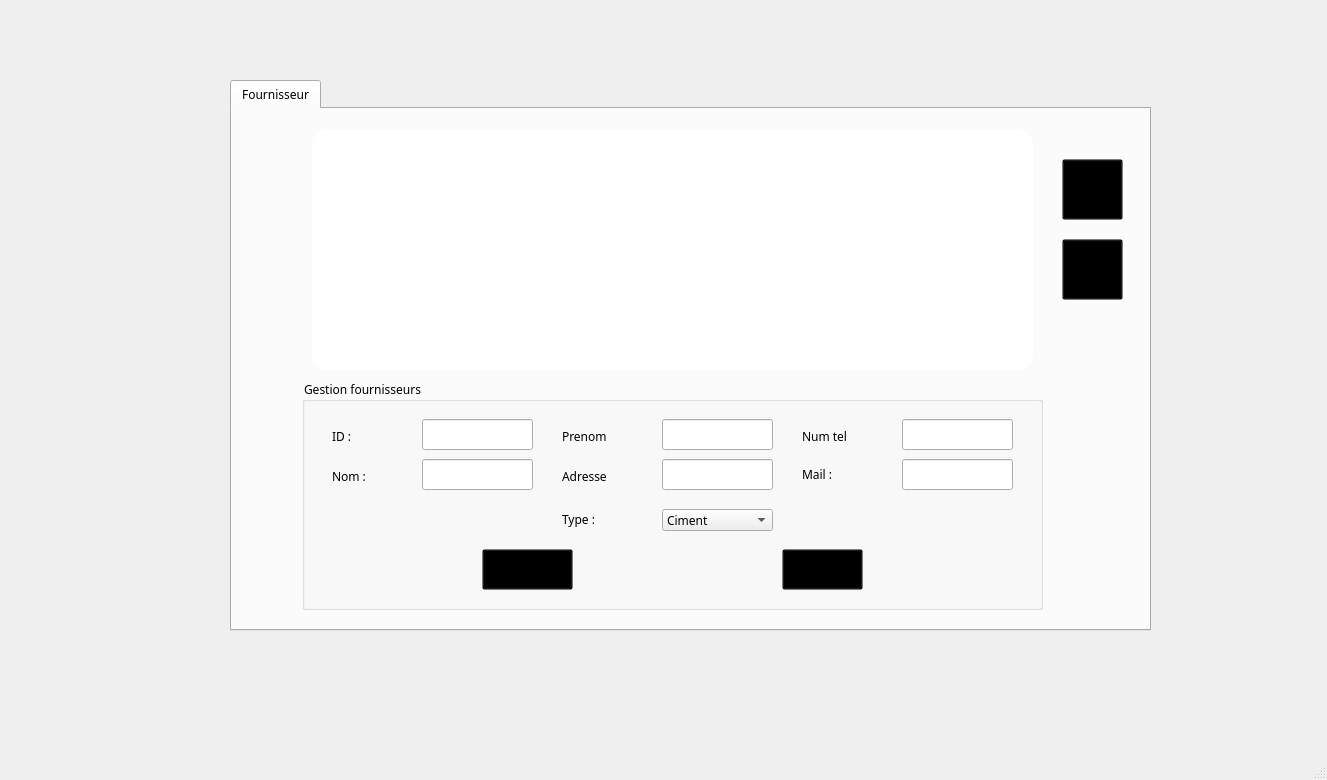
Above: mainwindow.ui from mahmouddaoud972/Smart-Contracting-and-Construction-Company_2A7 before the change. Below: the same form after it.
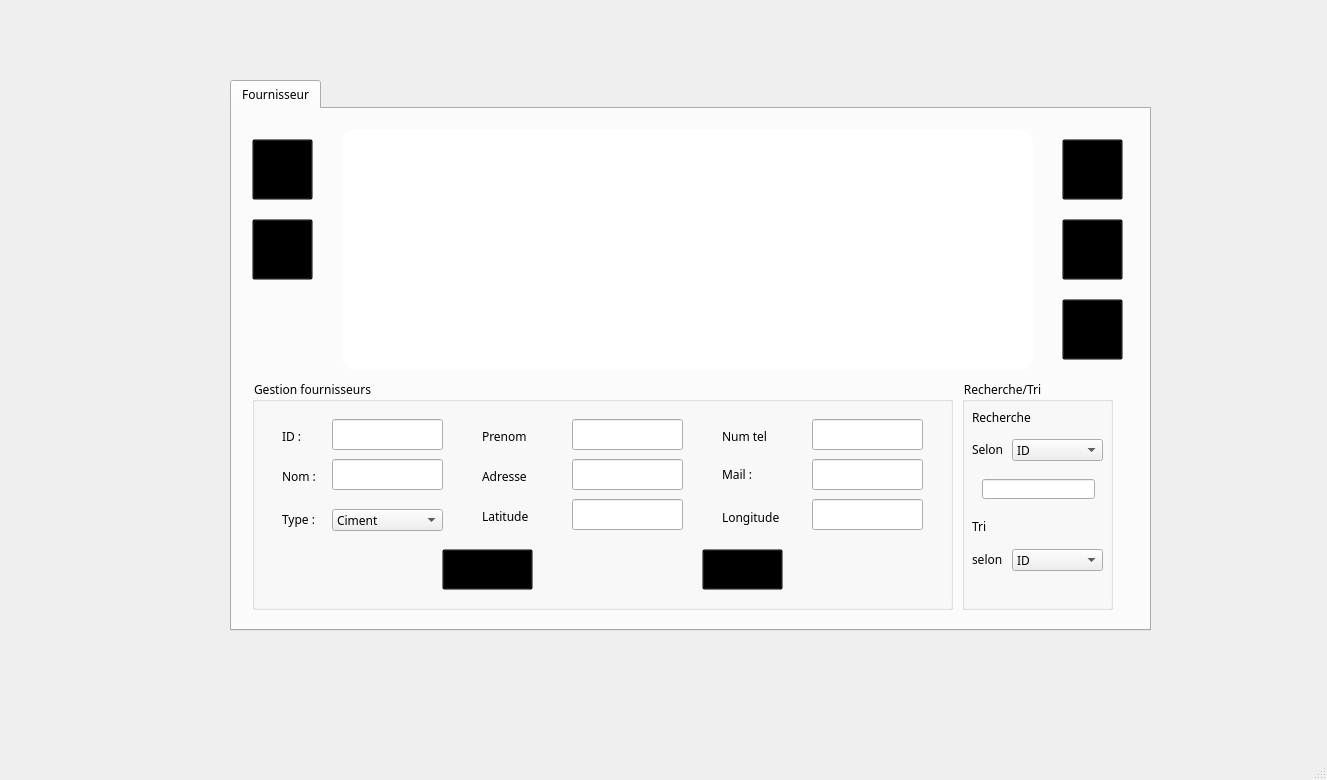
That is the form after the change. Icons and pictures are not drawn.

Commit message: CRUD+MAP+MAIL

The edit to the form file:
```diff
--- a/mainwindow.ui
+++ b/mainwindow.ui
@@ -57,9 +57,9 @@
      <widget class="QTableView" name="tv_afficher">
       <property name="geometry">
        <rect>
-        <x>80</x>
+        <x>110</x>
         <y>20</y>
-        <width>721</width>
+        <width>691</width>
         <height>241</height>
        </rect>
       </property>
@@ -71,7 +71,7 @@
       <property name="geometry">
        <rect>
         <x>830</x>
-        <y>50</y>
+        <y>30</y>
         <width>61</width>
         <height>61</height>
        </rect>
@@ -101,7 +101,7 @@
       <property name="geometry">
        <rect>
         <x>830</x>
-        <y>130</y>
+        <y>110</y>
         <width>61</width>
         <height>61</height>
        </rect>
@@ -140,9 +140,9 @@
      <widget class="QGroupBox" name="groupBox">
       <property name="geometry">
        <rect>
-        <x>70</x>
+        <x>20</x>
         <y>270</y>
-        <width>741</width>
+        <width>701</width>
         <height>231</height>
        </rect>
       </property>
@@ -178,7 +178,7 @@
       <widget class="QLabel" name="label_3">
        <property name="geometry">
         <rect>
-         <x>260</x>
+         <x>230</x>
          <y>50</y>
          <width>47</width>
          <height>14</height>
@@ -191,7 +191,7 @@
       <widget class="QLabel" name="label_4">
        <property name="geometry">
         <rect>
-         <x>500</x>
+         <x>470</x>
          <y>50</y>
          <width>47</width>
          <height>14</height>
@@ -204,7 +204,7 @@
       <widget class="QLabel" name="label_5">
        <property name="geometry">
         <rect>
-         <x>500</x>
+         <x>470</x>
          <y>80</y>
          <width>41</width>
          <height>31</height>
@@ -217,7 +217,7 @@
       <widget class="QLabel" name="label_6">
        <property name="geometry">
         <rect>
-         <x>260</x>
+         <x>230</x>
          <y>90</y>
          <width>47</width>
          <height>14</height>
@@ -230,7 +230,7 @@
       <widget class="QLabel" name="label_7">
        <property name="geometry">
         <rect>
-         <x>260</x>
+         <x>30</x>
          <y>130</y>
          <width>51</width>
          <height>21</height>
@@ -243,7 +243,7 @@
       <widget class="QLineEdit" name="le_idf">
        <property name="geometry">
         <rect>
-         <x>120</x>
+         <x>80</x>
          <y>40</y>
          <width>111</width>
          <height>31</height>
@@ -253,7 +253,7 @@
       <widget class="QLineEdit" name="le_nom">
        <property name="geometry">
         <rect>
-         <x>120</x>
+         <x>80</x>
          <y>80</y>
          <width>111</width>
          <height>31</height>
@@ -263,7 +263,7 @@
       <widget class="QLineEdit" name="le_prenom">
        <property name="geometry">
         <rect>
-         <x>360</x>
+         <x>320</x>
          <y>40</y>
          <width>111</width>
          <height>31</height>
@@ -273,7 +273,7 @@
       <widget class="QLineEdit" name="le_adresse">
        <property name="geometry">
         <rect>
-         <x>360</x>
+         <x>320</x>
          <y>80</y>
          <width>111</width>
          <height>31</height>
@@ -283,7 +283,7 @@
       <widget class="QLineEdit" name="le_numtel">
        <property name="geometry">
         <rect>
-         <x>600</x>
+         <x>560</x>
          <y>40</y>
          <width>111</width>
          <height>31</height>
@@ -293,7 +293,7 @@
       <widget class="QLineEdit" name="le_mail">
        <property name="geometry">
         <rect>
-         <x>600</x>
+         <x>560</x>
          <y>80</y>
          <width>111</width>
          <height>31</height>
@@ -303,7 +303,7 @@
       <widget class="QComboBox" name="cb_type">
        <property name="geometry">
         <rect>
-         <x>360</x>
+         <x>80</x>
          <y>130</y>
          <width>111</width>
          <height>22</height>
@@ -348,7 +348,7 @@
       <widget class="QPushButton" name="pb_ajouter">
        <property name="geometry">
         <rect>
-         <x>180</x>
+         <x>190</x>
          <y>170</y>
          <width>91</width>
          <height>41</height>
@@ -378,7 +378,7 @@
       <widget class="QPushButton" name="pb_modifier">
        <property name="geometry">
         <rect>
-         <x>480</x>
+         <x>450</x>
          <y>170</y>
          <width>81</width>
          <height>41</height>
@@ -406,7 +406,319 @@
         </size>
        </property>
       </widget>
+      <widget class="QLabel" name="label_12">
+       <property name="geometry">
+        <rect>
+         <x>230</x>
+         <y>130</y>
+         <width>47</width>
+         <height>14</height>
+        </rect>
+       </property>
+       <property name="text">
+        <string>Latitude :</string>
+       </property>
+      </widget>
+      <widget class="QLineEdit" name="le_lat">
+       <property name="geometry">
+        <rect>
+         <x>320</x>
+         <y>120</y>
+         <width>111</width>
+         <height>31</height>
+        </rect>
+       </property>
+      </widget>
+      <widget class="QLabel" name="label_13">
+       <property name="geometry">
+        <rect>
+         <x>470</x>
+         <y>130</y>
+         <width>61</width>
+         <height>16</height>
+        </rect>
+       </property>
+       <property name="text">
+        <string>Longitude :</string>
+       </property>
+      </widget>
+      <widget class="QLineEdit" name="le_long">
+       <property name="geometry">
+        <rect>
+         <x>560</x>
+         <y>120</y>
+         <width>111</width>
+         <height>31</height>
+        </rect>
+       </property>
+      </widget>
      </widget>
+     <widget class="QGroupBox" name="groupBox_2">
+      <property name="geometry">
+       <rect>
+        <x>730</x>
+        <y>270</y>
+        <width>151</width>
+        <height>231</height>
+       </rect>
+      </property>
+      <property name="title">
+       <string>Recherche/Tri</string>
+      </property>
+      <widget class="QLabel" name="label_8">
+       <property name="geometry">
+        <rect>
+         <x>10</x>
+         <y>60</y>
+         <width>41</width>
+         <height>20</height>
+        </rect>
+       </property>
+       <property name="text">
+        <string>Selon</string>
+       </property>
+      </widget>
+      <widget class="QComboBox" name="trecherchec">
+       <property name="geometry">
+        <rect>
+         <x>50</x>
+         <y>60</y>
+         <width>91</width>
+         <height>22</height>
+        </rect>
+       </property>
+       <item>
+        <property name="text">
+         <string>ID</string>
+        </property>
+       </item>
+       <item>
+        <property name="text">
+         <string>Adresse</string>
+        </property>
+       </item>
+       <item>
+        <property name="text">
+         <string>Numero tel</string>
+        </property>
+       </item>
+       <item>
+        <property name="text">
+         <string>Mail</string>
+        </property>
+       </item>
+       <item>
+        <property name="text">
+         <string>Type</string>
+        </property>
+       </item>
+       <item>
+        <property name="text">
+         <string>Nom</string>
+        </property>
+       </item>
+       <item>
+        <property name="text">
+         <string>Prenom</string>
+        </property>
+       </item>
+      </widget>
+      <widget class="QLineEdit" name="trecherchelt">
+       <property name="geometry">
+        <rect>
+         <x>20</x>
+         <y>100</y>
+         <width>113</width>
+         <height>20</height>
+        </rect>
+       </property>
+      </widget>
+      <widget class="QComboBox" name="tri">
+       <property name="geometry">
+        <rect>
+         <x>50</x>
+         <y>170</y>
+         <width>91</width>
+         <height>22</height>
+        </rect>
+       </property>
+       <item>
+        <property name="text">
+         <string>ID</string>
+        </property>
+       </item>
+       <item>
+        <property name="text">
+         <string>Adresse</string>
+        </property>
+       </item>
+       <item>
+        <property name="text">
+         <string>Numero tel</string>
+        </property>
+       </item>
+       <item>
+        <property name="text">
+         <string>Mail</string>
+        </property>
+       </item>
+       <item>
+        <property name="text">
+         <string>Type</string>
+        </property>
+       </item>
+       <item>
+        <property name="text">
+         <string>Nom</string>
+        </property>
+       </item>
+       <item>
+        <property name="text">
+         <string>Prenom</string>
+        </property>
+       </item>
+      </widget>
+      <widget class="QLabel" name="label_9">
+       <property name="geometry">
+        <rect>
+         <x>10</x>
+         <y>140</y>
+         <width>47</width>
+         <height>14</height>
+        </rect>
+       </property>
+       <property name="text">
+        <string>Tri</string>
+       </property>
+      </widget>
+      <widget class="QLabel" name="label_10">
+       <property name="geometry">
+        <rect>
+         <x>10</x>
+         <y>170</y>
+         <width>41</width>
+         <height>21</height>
+        </rect>
+       </property>
+       <property name="text">
+        <string>selon</string>
+       </property>
+      </widget>
+      <widget class="QLabel" name="label_11">
+       <property name="geometry">
+        <rect>
+         <x>10</x>
+         <y>30</y>
+         <width>61</width>
+         <height>16</height>
+        </rect>
+       </property>
+       <property name="text">
+        <string>Recherche</string>
+       </property>
+      </widget>
+     </widget>
+     <widget class="QPushButton" name="pb_map">
+      <property name="geometry">
+       <rect>
+        <x>830</x>
+        <y>190</y>
+        <width>61</width>
+        <height>61</height>
+       </rect>
+      </property>
+      <property name="toolTip">
+       <string>Map</string>
+      </property>
+      <property name="styleSheet">
+       <string notr="true">background-color: transparent;
+border-color:transparent;</string>
+      </property>
+      <property name="text">
+       <string/>
+      </property>
+      <property name="icon">
+       <iconset resource="img.qrc">
+        <normaloff>:/new/prefix1/images/map-marker-64.png</normaloff>:/new/prefix1/images/map-marker-64.png</iconset>
+      </property>
+      <property name="iconSize">
+       <size>
+        <width>35</width>
+        <height>35</height>
+       </size>
+      </property>
+     </widget>
+     <widget class="QPushButton" name="pb_mail">
+      <property name="geometry">
+       <rect>
+        <x>20</x>
+        <y>30</y>
+        <width>61</width>
+        <height>61</height>
+       </rect>
+      </property>
+      <property name="toolTip">
+       <string>Send Email</string>
+      </property>
+      <property name="styleSheet">
+       <string notr="true">background-color: transparent;
+border-color:transparent;</string>
+      </property>
+      <property name="text">
+       <string/>
+      </property>
+      <property name="icon">
+       <iconset resource="img.qrc">
+        <normaloff>:/new/prefix1/images/inbox-8-64.png</normaloff>:/new/prefix1/images/inbox-8-64.png</iconset>
+      </property>
+      <property name="iconSize">
+       <size>
+        <width>35</width>
+        <height>35</height>
+       </size>
+      </property>
+     </widget>
+     <widget class="QLineEdit" name="le_dest">
+      <property name="geometry">
+       <rect>
+        <x>170</x>
+        <y>100</y>
+        <width>91</width>
+        <height>20</height>
+       </rect>
+      </property>
+     </widget>
+     <widget class="QPushButton" name="pb_histo">
+      <property name="geometry">
+       <rect>
+        <x>20</x>
+        <y>110</y>
+        <width>61</width>
+        <height>61</height>
+       </rect>
+      </property>
+      <property name="toolTip">
+       <string>Historique</string>
+      </property>
+      <property name="styleSheet">
+       <string notr="true">background-color: transparent;
+border-color:transparent;</string>
+      </property>
+      <property name="text">
+       <string/>
+      </property>
+      <property name="icon">
+       <iconset resource="img.qrc">
+        <normaloff>:/new/prefix1/images/bookmark-2-64.png</normaloff>:/new/prefix1/images/bookmark-2-64.png</iconset>
+      </property>
+      <property name="iconSize">
+       <size>
+        <width>35</width>
+        <height>35</height>
+       </size>
+      </property>
+     </widget>
+     <zorder>le_dest</zorder>
      <zorder>le_supp</zorder>
      <zorder>tv_afficher</zorder>
      <zorder>pb_afficher</zorder>
```
Left out of the diff: 4 changed lines with no effect on the pictures. The commit also changes 102 other files.
